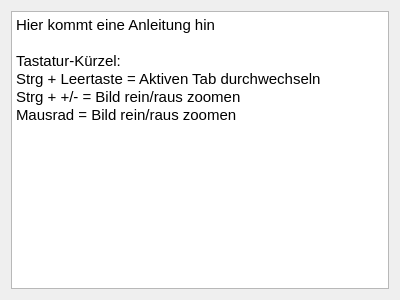
First picture: the form in src/gui/instructiondialog.ui, repository Otrin/GIF-LZW, before the edit.
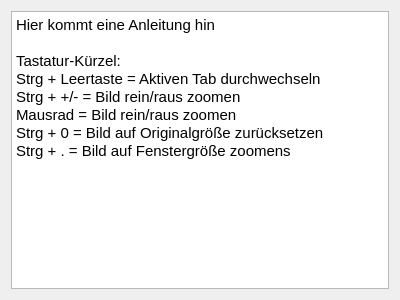
Second picture: the form after the edit.

Commit message: - Added autoscaling to GUI: Smaller pictures (< 300 px width) get scaled up a bit by a margin I hardcoded. Pictures that are wider than the View you want to display them on, will be rescaled to fit perfectly. - Added Shortcut (including Instructions/translations) 'Strg + 0' to reset scaling to Original Picture Size; - Added Short (including Instructions/translations) 'Strg + .' to maximize the Picture in the view - Minor fixes: Crash on Exitbutton, Failure on 'Load File' Cancel.

The edit to the form file:
```diff
--- a/src/gui/instructiondialog.ui
+++ b/src/gui/instructiondialog.ui
@@ -26,7 +26,9 @@
 &lt;p style=&quot; margin-top:0px; margin-bottom:0px; margin-left:0px; margin-right:0px; -qt-block-indent:0; text-indent:0px;&quot;&gt;Tastatur-Kürzel:&lt;/p&gt;
 &lt;p style=&quot; margin-top:0px; margin-bottom:0px; margin-left:0px; margin-right:0px; -qt-block-indent:0; text-indent:0px;&quot;&gt;Strg + Leertaste = Aktiven Tab durchwechseln&lt;/p&gt;
 &lt;p style=&quot; margin-top:0px; margin-bottom:0px; margin-left:0px; margin-right:0px; -qt-block-indent:0; text-indent:0px;&quot;&gt;Strg + +/- = Bild rein/raus zoomen&lt;/p&gt;
-&lt;p style=&quot; margin-top:0px; margin-bottom:0px; margin-left:0px; margin-right:0px; -qt-block-indent:0; text-indent:0px;&quot;&gt;Mausrad = Bild rein/raus zoomen&lt;/p&gt;&lt;/body&gt;&lt;/html&gt;</string>
+&lt;p style=&quot; margin-top:0px; margin-bottom:0px; margin-left:0px; margin-right:0px; -qt-block-indent:0; text-indent:0px;&quot;&gt;Mausrad = Bild rein/raus zoomen&lt;/p&gt;
+&lt;p style=&quot; margin-top:0px; margin-bottom:0px; margin-left:0px; margin-right:0px; -qt-block-indent:0; text-indent:0px;&quot;&gt;Strg + 0 = Bild auf Originalgröße zurücksetzen&lt;/p&gt;
+&lt;p style=&quot; margin-top:0px; margin-bottom:0px; margin-left:0px; margin-right:0px; -qt-block-indent:0; text-indent:0px;&quot;&gt;Strg + . = Bild auf Fenstergröße zoomens&lt;/p&gt;&lt;/body&gt;&lt;/html&gt;</string>
      </property>
     </widget>
    </item>
```
The commit also changes 9 other files.
